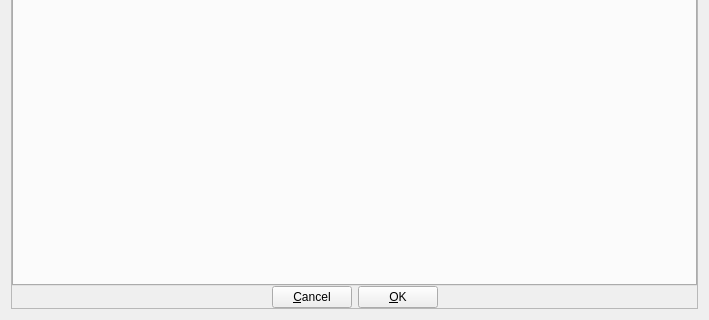
This is src/gui/src/PreferencesDialog/PreferencesDialog_UI.ui in hydrogen-music/hydrogen as Qt 5 draws it before an edit; both pictures show x 0 to 709 and y 340 to 660 of the 709 by 660 pixel window. The edited form follows.
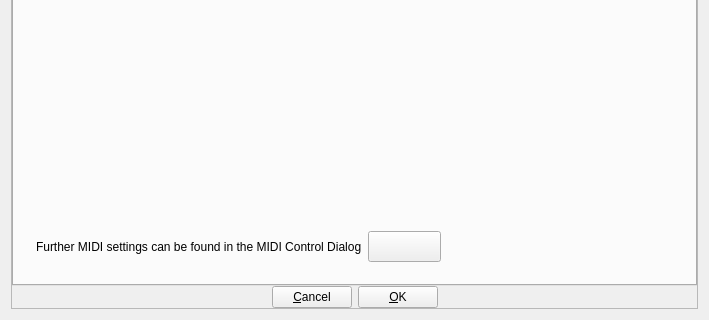
This is the edited form. The open tabs and pages were chosen to show the change. Custom widgets are drawn as their Qt base class.

Commit message: PreferencesDialog: link MidiControlDialog via button

Diff of the .ui file:
```diff
--- a/src/gui/src/PreferencesDialog/PreferencesDialog_UI.ui
+++ b/src/gui/src/PreferencesDialog/PreferencesDialog_UI.ui
@@ -880,6 +880,51 @@
              </property>
             </spacer>
            </item>
+           <item>
+            <widget class="QWidget" name="widget" native="true">
+             <layout class="QHBoxLayout" name="horizontalLayout_12">
+              <item>
+               <widget class="QLabel" name="label_4">
+                <property name="sizePolicy">
+                 <sizepolicy hsizetype="Minimum" vsizetype="Preferred">
+                  <horstretch>0</horstretch>
+                  <verstretch>0</verstretch>
+                 </sizepolicy>
+                </property>
+                <property name="text">
+                 <string>Further MIDI settings can be found in the MIDI Control Dialog</string>
+                </property>
+               </widget>
+              </item>
+              <item>
+               <widget class="QToolButton" name="midiControlDialogLinkButton">
+                <property name="text">
+                 <string/>
+                </property>
+                <property name="iconSize">
+                 <size>
+                  <width>65</width>
+                  <height>24</height>
+                 </size>
+                </property>
+               </widget>
+              </item>
+              <item>
+               <spacer name="horizontalSpacer_3">
+                <property name="orientation">
+                 <enum>Qt::Horizontal</enum>
+                </property>
+                <property name="sizeHint" stdset="0">
+                 <size>
+                  <width>40</width>
+                  <height>20</height>
+                 </size>
+                </property>
+               </spacer>
+              </item>
+             </layout>
+            </widget>
+           </item>
           </layout>
          </widget>
          <widget class="QWidget" name="OSCTab">
```
The commit also changes 24 other files.
